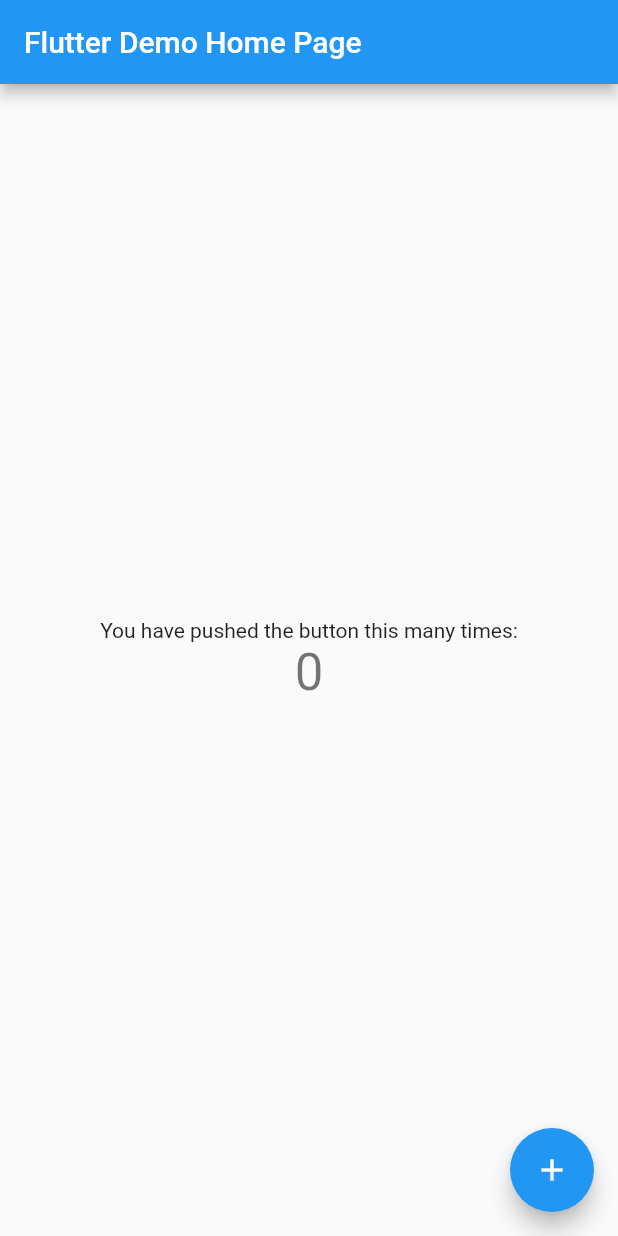
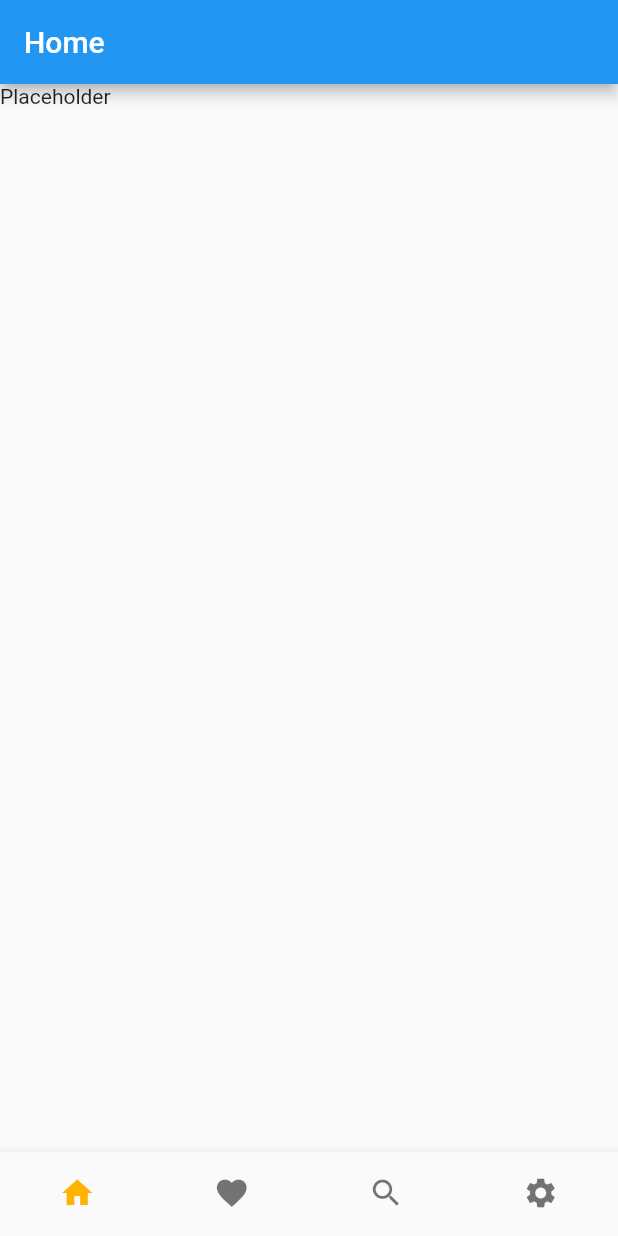
Before and after one commit to rjbautis1-dev/giver, a Flutter app: the screen it shows after launch, on a phone screen of 412 x 824 dp. Run offline on Flutter 3.47's test engine with Material 2 defaults, Android fonts, the phone set to English and light mode, and no system bars; our stand-ins replace mvc_pattern.

Commit message:
view_handler: add bottom navigation bar
There are four views: home, favorites, search, and settings.
State across views is preserved using an IndexedStack widget.

Signed-off-by: Ryan Bautista <rjbautis1.dev@gmail.com>

```diff
--- a/lib/src/App.dart
+++ b/lib/src/App.dart
@@ -4,7 +4,7 @@ import 'package:mvc_pattern/mvc_pattern.dart';
 import 'package:giver/src/Controller.dart';
 
 import 'package:giver/src/screens/routes.dart' show Routes;
-import 'package:giver/src/screens/home_screen.dart';
+import 'package:giver/src/view_handler.dart';
 
 class Giver extends AppMVC {
   Giver({Key key}) : super(con: _controller, key: key);
@@ -20,7 +20,7 @@ class Giver extends AppMVC {
         primarySwatch: Colors.blue,
       ),
       routes: {
-        Routes.root: (context) => MyHomePage(title: 'Flutter Demo Home Page'),
+        Routes.root: (context) => ViewHandler(),
       },
     );
   }
--- a/lib/src/screens/home_screen.dart
+++ b/lib/src/screens/home_screen.dart
@@ -1,47 +1,21 @@
 import 'package:flutter/material.dart';
 
-class MyHomePage extends StatefulWidget {
-  MyHomePage({Key key, this.title}) : super(key: key);
-
-  final String title;
+class HomeScreen extends StatefulWidget {
+  HomeScreen({Key key}) : super(key: key);
 
   @override
-  _MyHomePageState createState() => _MyHomePageState();
+  _HomeScreenState createState() => _HomeScreenState();
 }
 
-class _MyHomePageState extends State<MyHomePage> {
-  int _counter = 0;
-
-  void _incrementCounter() {
-    setState(() {
-      _counter++;
-    });
-  }
-
+class _HomeScreenState extends State<HomeScreen> {
   @override
   Widget build(BuildContext context) {
     return Scaffold(
       appBar: AppBar(
-        title: Text(widget.title),
+        title: Text('Home'),
       ),
-      body: Center(
-        child: Column(
-          mainAxisAlignment: MainAxisAlignment.center,
-          children: <Widget>[
-            Text(
-              'You have pushed the button this many times:',
-            ),
-            Text(
-              '$_counter',
-              style: Theme.of(context).textTheme.display1,
-            ),
-          ],
-        ),
-      ),
-      floatingActionButton: FloatingActionButton(
-        onPressed: _incrementCounter,
-        tooltip: 'Increment',
-        child: Icon(Icons.add),
+      body: Container(
+        child: Text('Placeholder'),
       ),
     );
   }
--- /dev/null
+++ b/lib/src/view_handler.dart
@@ -0,0 +1,81 @@
+import 'package:flutter/material.dart';
+
+import 'package:giver/src/screens/favorites_screen.dart';
+import 'package:giver/src/screens/home_screen.dart';
+import 'package:giver/src/screens/search_screen.dart';
+import 'package:giver/src/screens/settings_screen.dart';
+
+class ViewHandler extends StatefulWidget {
+  ViewHandler({Key key}) : super(key: key);
+
+  @override
+  _ViewHandlerState createState() => _ViewHandlerState();
+}
+
+class _ViewHandlerState extends State<ViewHandler> {
+  int _index = 0;
+
+  void _changeIndex(int index) {
+    setState(() {
+      _index = index;
+    });
+  }
+
+  @override
+  Widget build(BuildContext context) {
+    return Scaffold(
+      body: SafeArea(
+        top: false,
+        child: IndexedStack(
+          index: _index,
+          children: _views.map((Widget view) {
+            return view;
+          }).toList(),
+        ),
+      ),
+      bottomNavigationBar: _buildNavigationBar(),
+    );
+  }
+
+  BottomNavigationBar _buildNavigationBar() {
+    return BottomNavigationBar(
+      items: _buildNavigationBarItems(),
+      currentIndex: _index,
+      onTap: _changeIndex,
+      showSelectedLabels: false,
+      showUnselectedLabels: false,
+      type: BottomNavigationBarType.fixed,
+      selectedItemColor: Colors.amber[600],
+    );
+  }
+
+  List<BottomNavigationBarItem> _buildNavigationBarItems() {
+    return _viewInfo.map((_NavBarItem page) {
+      return BottomNavigationBarItem(
+        title: Text(page.title),
+        icon: Icon(page.icon),
+      );
+    }).toList();
+  }
+}
+
+class _NavBarItem {
+  _NavBarItem({this.index, this.title, this.icon});
+  final int index;
+  final String title;
+  final IconData icon;
+}
+
+List<_NavBarItem> _viewInfo = <_NavBarItem>[
+  _NavBarItem(title: 'Home', icon: Icons.home),
+  _NavBarItem(title: 'Favorites', icon: Icons.favorite),
+  _NavBarItem(title: 'Search', icon: Icons.search),
+  _NavBarItem(title: 'Settings', icon: Icons.settings),
+];
+
+List<Widget> _views = <Widget>[
+  HomeScreen(),
+  FavoritesScreen(),
+  SearchScreen(),
+  SettingsScreen(),
+];
```
Also changed, not shown: lib/src/screens/favorites_screen.dart (added, +22 -0 lines), lib/src/screens/search_screen.dart (added, +26 -0 lines), lib/src/screens/settings_screen.dart (added, +22 -0 lines).
